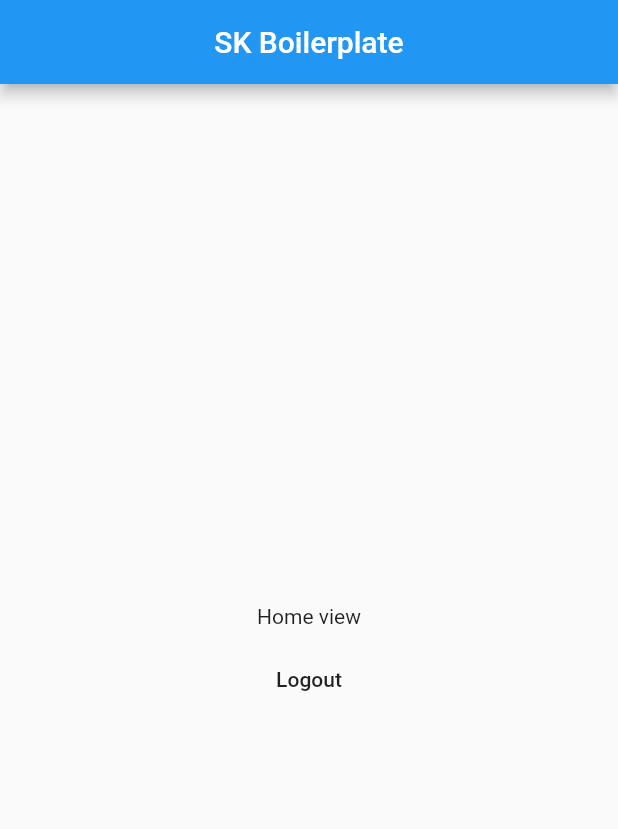
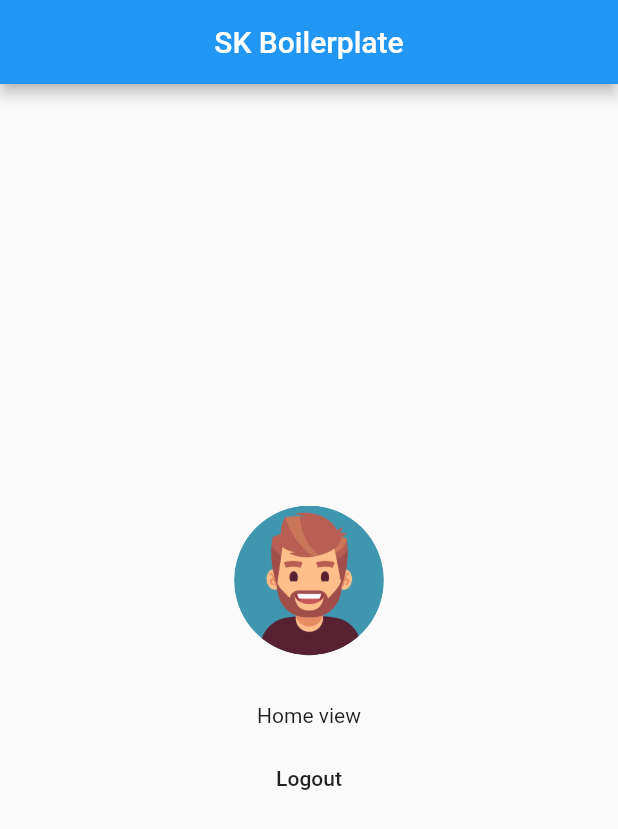
Before and after one commit to mdshafiqru/sk_flutter, a Flutter app: the DashboardView screen opened directly, on a phone screen of 412 x 824 dp. Shown: the top 829 px of the screen. Run offline on Flutter 3.47's test engine with Material 2 defaults, Android fonts, the phone set to English and light mode, and no system bars; our stand-ins replace firebase_auth, firebase_core, form_field_validator, get, get_storage, google_sign_in; accounts and stored records are empty.

Commit message:
signin and sign out with email and passwod done

```diff
--- a/lib/app/data/constants/app_string.dart
+++ b/lib/app/data/constants/app_string.dart
@@ -7,3 +7,8 @@
 const USER_PHONE = "user_phone";
 const LOGGED_IN = "logged_in";
 const PROFILE_IMAGE = "profile_image";
+const DEFUALT_USER_IMAGE = "assets/images/user-vatar.png";
+
+const SIGN_IN_METHOD = "sign-in-method";
+const SIGN_WITH_GOOGLE = "sign-in-with-google";
+const SIGN_WITH_EMAIL_PASS = "sign-in-with-email-pass";
--- a/lib/app/models/user.dart
+++ b/lib/app/models/user.dart
@@ -1,11 +1,11 @@
-class User {
+class CustomUser {
   int? id;
   String? uid;
   String? name;
   String? email;
   String? profileImage;
 
-  User({
+  CustomUser({
     this.id,
     this.uid,
     this.name,
--- a/lib/app/views/dashboard/dashboard/dashboard_view.dart
+++ b/lib/app/views/dashboard/dashboard/dashboard_view.dart
@@ -1,7 +1,9 @@
 // ignore_for_file: prefer_const_constructors
 
+import 'package:firebase_auth/firebase_auth.dart';
 import 'package:flutter/material.dart';
 import 'package:get/get.dart';
+import 'package:get_storage/get_storage.dart';
 
 import '../../../controllers/auth/auth_controller.dart';
 import '../../../data/constants/app_string.dart';
@@ -12,6 +14,9 @@
 
   @override
   Widget build(BuildContext context) {
+    String userPhoto = GetStorage().read(PROFILE_IMAGE) ?? "";
+    String userName = GetStorage().read(USER_NAME) ?? "No Name";
+    String email = GetStorage().read(USER_EMAIL) ?? "No Email";
     return Scaffold(
       appBar: AppBar(
         centerTitle: true,
@@ -22,15 +27,22 @@
           child: Column(
             mainAxisAlignment: MainAxisAlignment.center,
             children: [
-              // Container(
-              //   height: 100,
-              //   width: 100,
-              //   decoration: BoxDecoration(
-              //     shape: BoxShape.circle,
-              //     color: Colors.white,
-              //     image: DecorationImage(image:  ),
-              //   ),
-              // ),
+              Container(
+                height: 100,
+                width: 100,
+                decoration: BoxDecoration(
+                  shape: BoxShape.circle,
+                  color: Colors.white,
+                  image: DecorationImage(
+                    image: userPhoto.isNotEmpty
+                        ? NetworkImage(userPhoto)
+                        : AssetImage(DEFUALT_USER_IMAGE)
+                            as ImageProvider<Object>,
+                  ),
+                ),
+              ),
+              Text(userName),
+              Text(email),
               Text('Home view'),
               SizedBox(height: 10),
               MaterialButton(
--- a/pubspec.yaml
+++ b/pubspec.yaml
@@ -43,6 +43,7 @@
   flutter_screenutil: ^5.5.3+2
   flutter_secure_storage: ^5.0.2
   flutter_staggered_grid_view: ^0.6.1
+  firebase_auth: ^3.3.4
   firebase_core: ^1.12.0
   firebase_messaging: ^11.2.6
   form_field_validator: ^1.1.0
```
Also changed, not shown: lib/app/controllers/auth/auth_controller.dart (+41 -7 lines), lib/app/data/helpers/helper_functions.dart (+13 -0 lines), lib/app/views/auth/signin_view.dart (+8 -3 lines), assets/images/user-vatar.png (added), pubspec.lock.
